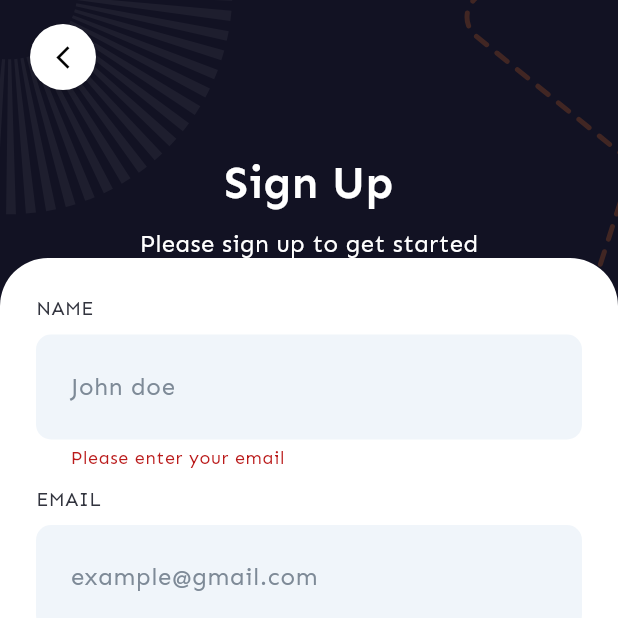
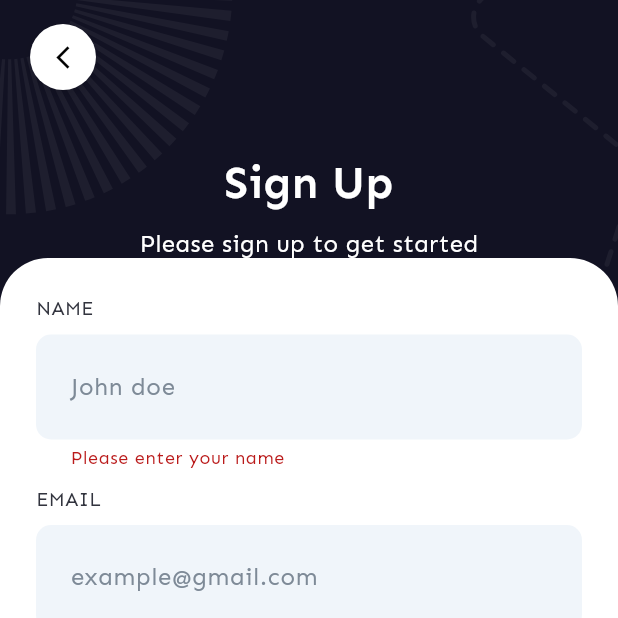
Before and after one commit to YoussefSalem582/Food_App, a Flutter app: the SignupScreen screen opened directly, after a tap on "SIGN UP", on a phone screen of 412 x 824 dp, the top half of it. Run offline on Flutter 3.47's test engine with Material 3 defaults, Android fonts, the phone set to English and light mode, and no system bars; our stand-ins replace flutter_svg; network calls fail.

Commit message:
feat: add cart icon and update related screens for cart functionality
Adds cart icon and integrates cart functionality

Introduces a dedicated cart icon across navigation and header components, improving access to cart features. Updates navigation logic for consistency and enhances user experience by streamlining cart interactions.

Relates to cart feature implementation.

```diff
--- a/lib/core/constants/app_images.dart
+++ b/lib/core/constants/app_images.dart
@@ -1,4 +1,5 @@
 class AppImages {
+  // App logo and patterns
   static const String logoSvg = 'assets/icons/app_logo.svg';
   static const String patternOrangeSvg =
       'assets/icons/pattern_icons/pattern_orange.svg';
@@ -7,11 +8,14 @@ class AppImages {
   static const String patternBackgroundSvg =
       'assets/icons/pattern_icons/pattern_background.svg';
 
+  // Social icons
   static const String facebookSvg = 'assets/icons/social_icons/facebook.svg';
   static const String twitterSvg = 'assets/icons/social_icons/twitter.svg';
   static const String appleSvg = 'assets/icons/social_icons/ios.svg';
 
+  // Bottom navigation icons
   static const String homeSvg = 'assets/icons/bottom_nav/home.svg';
+  static const String cartSvg = 'assets/icons/bottom_nav/cart.svg';
   static const String orderSvg = 'assets/icons/bottom_nav/order.svg';
   static const String profileSvg = 'assets/icons/bottom_nav/user.svg';
 
@@ -39,13 +43,12 @@ class AppImages {
   static const String map = 'assets/images/maps.jpeg';
   static const String visaSvg = 'assets/icons/payment_icons/visa.svg';
   static const String cashSvg = 'assets/icons/payment_icons/cash.svg';
-  static const String cridetCardSvg = 'assets/icons/payment_icons/credit_card.svg';
-  static const String masterCardSvg = 'assets/icons/payment_icons/mastercard.svg';
+  static const String cridetCardSvg =
+      'assets/icons/payment_icons/credit_card.svg';
+  static const String masterCardSvg =
+      'assets/icons/payment_icons/mastercard.svg';
   static const String paypaldSvg = 'assets/icons/payment_icons/paypalicon.svg';
   static const String orderacceptedSvg = 'assets/icons/order_accepted.svg';
-
-
-
 
   // Food category images
   static const String pizza = 'assets/images/pizza.png';
@@ -66,5 +69,4 @@ class AppImages {
   static const String pizzaHut = 'assets/images/pizza_hut.png';
   static const String mcdonalds = 'assets/images/mc_donalds.png';
   static const String starbucks = 'assets/images/starbucks.png';
-
 }
--- a/lib/features/auth/screens/signup_screen.dart
+++ b/lib/features/auth/screens/signup_screen.dart
@@ -2,6 +2,7 @@ import 'package:flutter/material.dart';
 import 'package:flutter/services.dart';
 import 'package:food_app/core/constants/app_fonts.dart';
 import 'package:food_app/core/constants/app_images.dart';
+import 'package:food_app/core/functions/navigation.dart';
 import 'package:food_app/core/styles/app_colors.dart';
 import 'package:food_app/core/styles/app_text_styles.dart';
 import 'package:food_app/core/widgets/app_button.dart';
@@ -31,25 +32,24 @@ class _SignupScreenState extends State<SignupScreen> {
       child: Scaffold(
         resizeToAvoidBottomInset: true,
         backgroundColor: AppColors.secondaryColor,
-        body: SafeArea(
-          child: Stack(
+        body: Stack(
           children: [
             /// Top Background
             const AuthBackground(
               title: 'Sign Up',
               subtitle: 'Please sign up to get started',
               showBackButton: true,
-                backgroundImage: AppImages.patternBackgroundorgSvg,
+              backgroundImage: AppImages.patternBackgroundSvg,
               title_for_email: '',
             ),
 
             /// Bottom Form Container
-              Align(
-                alignment: Alignment.bottomCenter,
+            Column(
+              mainAxisAlignment: MainAxisAlignment.end,
+              children: [
+                Flexible(
                   child: SingleChildScrollView(
-                  padding: EdgeInsets.only(
-                    bottom: MediaQuery.of(context).viewInsets.bottom,
-                  ),
+                    reverse: true,
                     child: Container(
                       width: double.infinity,
                       decoration: const BoxDecoration(
@@ -77,11 +77,11 @@ class _SignupScreenState extends State<SignupScreen> {
                               ),
                               const SizedBox(height: 8),
                               CustomTextFormField(
-                              keyboardType: TextInputType.emailAddress,
+                                keyboardType: TextInputType.name,
                                 hintText: 'John doe',
                                 validator: (value) {
                                   if (value == null || value.isEmpty) {
-                                  return 'Please enter your email';
+                                    return 'Please enter your name';
                                   }
                                   return null;
                                 },
@@ -164,12 +164,9 @@ class _SignupScreenState extends State<SignupScreen> {
                                   text: 'SIGN UP',
                                   onPressed: () {
                                     if (formKey.currentState!.validate()) {
-                                    Navigator.pushReplacement(
+                                      pushReplacement(
                                         context,
-                                      MaterialPageRoute(
-                                        builder: (context) =>
                                         const MainAppScreen(),
-                                      ),
                                       );
                                     }
                                   },
@@ -184,6 +181,7 @@ class _SignupScreenState extends State<SignupScreen> {
                 ),
               ],
             ),
+          ],
         ),
       ),
     );
```
Also changed, not shown: lib/core/widgets/circle_icon_button.dart (+10 -5 lines), lib/core/widgets/header_section.dart (+10 -39 lines), lib/features/main/main_app_screen.dart (+14 -0 lines), assets/icons/bottom_nav/cart.svg (added), pubspec.lock. Lines whose indentation alone changed are shown as unchanged.
